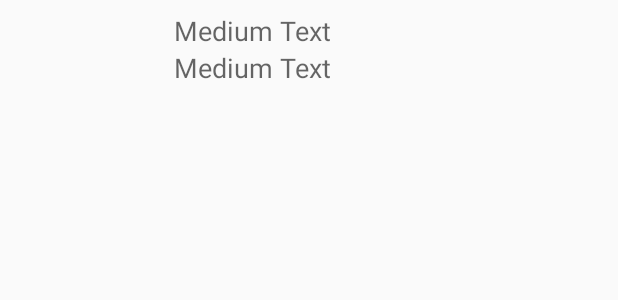
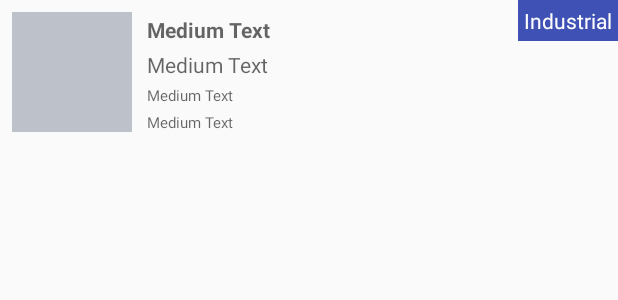
Before and after one commit to hefesto84/berepublic, an Android app: the layout item_list_song.xml on its own in the app's theme, with its tools: preview values and no code run, on a phone screen of 412 x 824 dp. Shown: the top 300 px of the screen. Run offline under Robolectric (Android 15) with nearby library versions, the phone set to English and light mode, and no system bars; plain views replace SimpleDraweeView.

```diff
--- a/app/src/main/java/com/berepublic/app/controller/ITunesController.java
+++ b/app/src/main/java/com/berepublic/app/controller/ITunesController.java
@@ -1,6 +1,8 @@
 package com.berepublic.app.controller;
 
+import com.berepublic.app.listener.ITunesListener;
 import com.berepublic.app.model.Song;
+import com.berepublic.app.net.ITunesWS;
 
 /**
  * Created by dani on 9/5/16.
@@ -20,8 +22,8 @@ public class ITunesController {
         return instance;
     }
 
-    public void fetchSongList(String criteria){
-
+    public void fetchSongList(String criteria, ITunesListener listener){
+        ITunesWS.getInstance().fetchSongList(criteria,listener);
     }
 
 }
--- a/app/src/main/res/layout/item_list_song.xml
+++ b/app/src/main/res/layout/item_list_song.xml
@@ -2,40 +2,88 @@
 <RelativeLayout
     xmlns:android="http://schemas.android.com/apk/res/android"
     xmlns:fresco="http://schemas.android.com/apk/res-auto"
-    android:padding="8sp"
+
     android:orientation="vertical"
     android:layout_width="match_parent"
     android:layout_height="wrap_content"
     >
 
     <LinearLayout
+        android:padding="8sp"
         android:orientation="horizontal"
         android:layout_width="match_parent"
         android:layout_height="wrap_content">
 
         <com.facebook.drawee.view.SimpleDraweeView
+            android:background="@color/beRepublic_gray"
             android:id="@+id/imgSong"
-            android:layout_width="100sp"
-            android:layout_height="100sp" />
+            android:layout_width="80sp"
+            android:layout_height="80sp" />
 
         <LinearLayout
+            android:gravity="center_vertical"
             android:layout_marginLeft="8sp"
             android:orientation="vertical"
             android:layout_width="match_parent"
             android:layout_height="match_parent">
 
             <TextView
+                android:maxLines="1"
+                android:padding="2sp"
+                android:textStyle="bold"
+                android:textSize="14sp"
                 android:layout_width="wrap_content"
                 android:layout_height="wrap_content"
                 android:textAppearance="?android:attr/textAppearanceMedium"
                 android:text="Medium Text"
                 android:id="@+id/txtSongName" />
             <TextView
+                android:maxLines="1"
+                android:padding="2sp"
+                android:textSize="14sp"
                 android:layout_width="wrap_content"
                 android:layout_height="wrap_content"
                 android:textAppearance="?android:attr/textAppearanceMedium"
                 android:text="Medium Text"
                 android:id="@+id/txtArtistName" />
+            <TextView
+                android:maxLines="1"
+                android:padding="2sp"
+                android:textSize="10sp"
+                android:layout_width="wrap_content"
+                android:layout_height="wrap_content"
+                android:textAppearance="?android:attr/textAppearanceMedium"
+                android:text="Medium Text"
+                android:id="@+id/txtAlbumName" />
+            <TextView
+                android:maxLines="1"
+                android:padding="2sp"
+                android:textSize="10sp"
+                android:layout_width="wrap_content"
+                android:layout_height="wrap_content"
+                android:textAppearance="?android:attr/textAppearanceMedium"
+                android:text="Medium Text"
+                android:id="@+id/txtReleaseDate" />
         </LinearLayout>
+
     </LinearLayout>
+    <RelativeLayout
+        android:layout_alignParentRight="true"
+        android:layout_width="wrap_content"
+        android:layout_height="wrap_content">
+
+        <TextView
+            android:padding="4sp"
+            android:layout_alignParentRight="true"
+            android:textColor="@color/beRepublic_white"
+            android:background="@color/colorPrimary"
+            android:layout_width="wrap_content"
+            android:layout_height="wrap_content"
+            android:textAppearance="?android:attr/textAppearanceSmall"
+            android:text="Industrial"
+            android:id="@+id/txtGenre" />
+
+
+    </RelativeLayout>
+
 </RelativeLayout>
--- a/app/src/main/res/values/strings.xml
+++ b/app/src/main/res/values/strings.xml
@@ -1,4 +1,5 @@
 <resources>
     <string name="app_name">BeRepublic!</string>
     <string name="app_searchbox_hint">Type to search...</string>
+    <string name="app_error_itunes">ITunes connection error.</string>
 </resources>
```
Also changed, not shown: app/src/main/java/com/berepublic/app/adapter/holder/SongHolder.java (+25 -0 lines), app/src/main/java/com/berepublic/app/model/ITunesResponse.java (added, +32 -0 lines), app/src/main/java/com/berepublic/app/net/ITunesWS.java (+5 -4 lines), app/src/main/java/com/berepublic/app/service/ITunesService.java (+5 -3 lines), app/src/main/java/com/berepublic/app/ui/MainActivity.java (+18 -4 lines), app/src/main/java/com/berepublic/app/utils/Constants.java (+4 -3 lines), app/src/main/res/layout/activity_main.xml (+2 -5 lines), app/src/main/res/layout/activity_splash.xml (+6 -4 lines), app/src/main/res/drawable-hdpi/logo.png (added), app/src/main/res/drawable-mdpi/logo.png (added), app/src/main/res/drawable-xhdpi/logo.png (added), app/src/main/res/drawable-xxhdpi/logo.png (added), app/src/main/res/drawable-xxxhdpi/logo.png (added).
